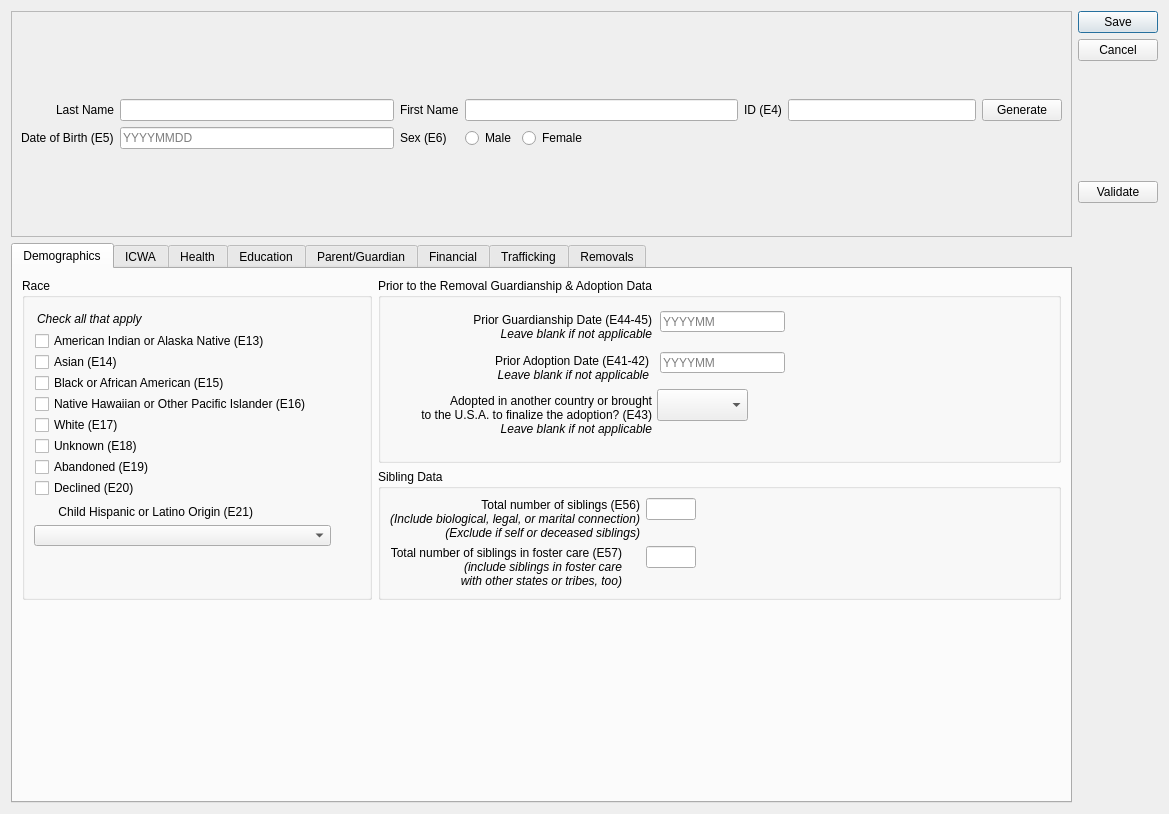
This is ui/ui_childform.ui in zstamper/AFCARS-AXE as Qt 5 draws it before an edit. The edited form follows.
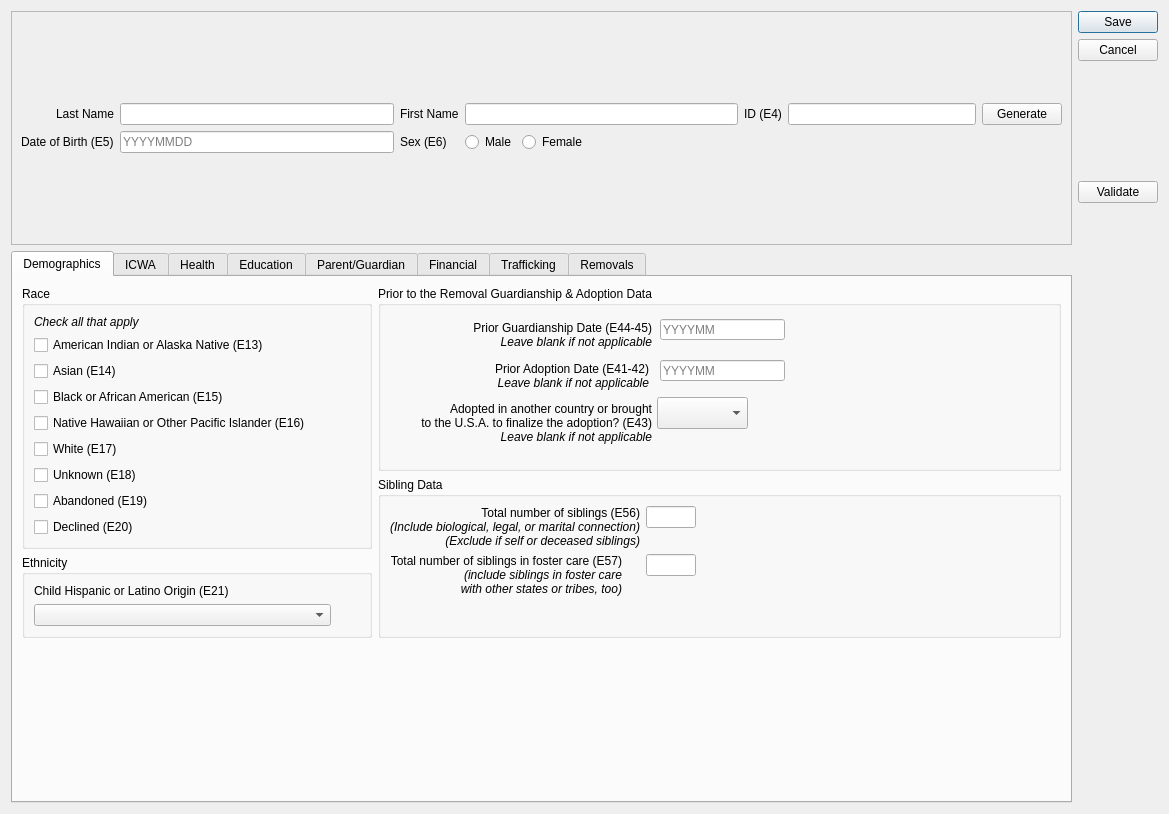
This is the edited form.

What changed in the file:
```diff
--- a/ui/ui_childform.ui
+++ b/ui/ui_childform.ui
@@ -13,7 +13,7 @@
   <property name="windowTitle">
    <string>Child name and ID goes here</string>
   </property>
-  <layout class="QHBoxLayout" name="horizontalLayout">
+  <layout class="QHBoxLayout" name="horizontalLayout_44">
    <item>
     <layout class="QVBoxLayout" name="verticalLayout_16">
      <item>
@@ -164,22 +164,9 @@
         <attribute name="title">
          <string>Demographics</string>
         </attribute>
-        <layout class="QVBoxLayout" name="verticalLayout_9">
+        <layout class="QHBoxLayout" name="horizontalLayout">
          <item>
           <layout class="QGridLayout" name="gridLayout">
-           <item row="1" column="0">
-            <spacer name="verticalSpacer_2">
-             <property name="orientation">
-              <enum>Qt::Vertical</enum>
-             </property>
-             <property name="sizeHint" stdset="0">
-              <size>
-               <width>20</width>
-               <height>40</height>
-              </size>
-             </property>
-            </spacer>
-           </item>
            <item row="0" column="0">
             <layout class="QVBoxLayout" name="verticalLayout_6">
              <item>
@@ -193,135 +180,91 @@
                <property name="title">
                 <string>Race</string>
                </property>
+               <layout class="QVBoxLayout" name="verticalLayout_9">
+                <item>
+                 <widget class="QLabel" name="label_11">
+                  <property name="text">
+                   <string>&lt;i&gt;Check all that apply&lt;/i&gt;</string>
+                  </property>
+                 </widget>
+                </item>
+                <item>
                <widget class="QCheckBox" name="e13">
-                <property name="geometry">
-                 <rect>
-                  <x>13</x>
-                  <y>53</y>
-                  <width>256</width>
-                  <height>20</height>
-                 </rect>
-                </property>
                 <property name="text">
                  <string>American Indian or Alaska Native (E13)</string>
                 </property>
                </widget>
+                </item>
+                <item>
                <widget class="QCheckBox" name="e14">
-                <property name="geometry">
-                 <rect>
-                  <x>13</x>
-                  <y>74</y>
-                  <width>93</width>
-                  <height>20</height>
-                 </rect>
-                </property>
                 <property name="text">
                  <string>Asian (E14)</string>
                 </property>
                </widget>
+                </item>
+                <item>
                <widget class="QCheckBox" name="e15">
-                <property name="geometry">
-                 <rect>
-                  <x>13</x>
-                  <y>95</y>
-                  <width>214</width>
-                  <height>20</height>
-                 </rect>
-                </property>
                 <property name="text">
                  <string>Black or African American (E15)</string>
                 </property>
                </widget>
+                </item>
+                <item>
                <widget class="QCheckBox" name="e16">
-                <property name="geometry">
-                 <rect>
-                  <x>13</x>
-                  <y>116</y>
-                  <width>302</width>
-                  <height>20</height>
-                 </rect>
-                </property>
                 <property name="text">
                  <string>Native Hawaiian or Other Pacific Islander (E16)</string>
                 </property>
                </widget>
+                </item>
+                <item>
                <widget class="QCheckBox" name="e17">
-                <property name="geometry">
-                 <rect>
-                  <x>13</x>
-                  <y>137</y>
-                  <width>94</width>
-                  <height>20</height>
-                 </rect>
-                </property>
                 <property name="text">
                  <string>White (E17)</string>
                 </property>
                </widget>
+                </item>
+                <item>
                <widget class="QCheckBox" name="e18">
-                <property name="geometry">
-                 <rect>
-                  <x>13</x>
-                  <y>158</y>
-                  <width>116</width>
-                  <height>20</height>
-                 </rect>
-                </property>
                 <property name="text">
                  <string>Unknown (E18)</string>
                 </property>
                </widget>
+                </item>
+                <item>
                <widget class="QCheckBox" name="e19">
-                <property name="geometry">
-                 <rect>
-                  <x>13</x>
-                  <y>179</y>
-                  <width>129</width>
-                  <height>20</height>
-                 </rect>
-                </property>
                 <property name="text">
                  <string>Abandoned (E19)</string>
                 </property>
                </widget>
+                </item>
+                <item>
                <widget class="QCheckBox" name="e20">
-                <property name="geometry">
-                 <rect>
-                  <x>13</x>
-                  <y>200</y>
-                  <width>114</width>
-                  <height>20</height>
-                 </rect>
-                </property>
                 <property name="text">
                  <string>Declined (E20)</string>
                 </property>
                </widget>
+                </item>
+               </layout>
+              </widget>
+             </item>
+             <item>
+              <widget class="QGroupBox" name="groupBox_4">
+               <property name="title">
+                <string>Ethnicity</string>
+               </property>
+               <layout class="QVBoxLayout" name="verticalLayout_24">
+                <item>
                <widget class="QLabel" name="e21_label">
-                <property name="geometry">
-                 <rect>
-                  <x>15</x>
-                  <y>226</y>
-                  <width>216</width>
-                  <height>16</height>
-                 </rect>
-                </property>
                 <property name="text">
                  <string>Child Hispanic or Latino Origin (E21)</string>
                 </property>
                 <property name="alignment">
-                 <set>Qt::AlignRight|Qt::AlignTrailing|Qt::AlignVCenter</set>
-                </property>
-               </widget>
+                   <set>Qt::AlignLeading|Qt::AlignLeft|Qt::AlignVCenter</set>
+                  </property>
+                 </widget>
+                </item>
+                <item>
                <widget class="QComboBox" name="e21">
-                <property name="geometry">
-                 <rect>
-                  <x>12</x>
-                  <y>247</y>
-                  <width>297</width>
-                  <height>21</height>
-                 </rect>
-                </property>
                 <property name="sizePolicy">
                  <sizepolicy hsizetype="Preferred" vsizetype="Preferred">
                   <horstretch>0</horstretch>
@@ -366,19 +309,8 @@
                  </property>
                 </item>
                </widget>
-               <widget class="QLabel" name="label_11">
-                <property name="geometry">
-                 <rect>
-                  <x>15</x>
-                  <y>33</y>
-                  <width>119</width>
-                  <height>16</height>
-                 </rect>
-                </property>
-                <property name="text">
-                 <string>&lt;i&gt;Check all that apply&lt;/i&gt;</string>
-                </property>
-               </widget>
+                </item>
+               </layout>
               </widget>
              </item>
             </layout>
@@ -430,8 +362,8 @@
                   <height>21</height>
                  </rect>
                 </property>
-                <property name="inputMask">
-                 <string>000000</string>
+                <property name="maxLength">
+                 <number>6</number>
                 </property>
                 <property name="placeholderText">
                  <string>YYYYMM</string>
@@ -463,7 +395,10 @@
                  </rect>
                 </property>
                 <property name="inputMask">
-                 <string>000000</string>
+                 <string/>
+                </property>
+                <property name="maxLength">
+                 <number>6</number>
                 </property>
                 <property name="placeholderText">
                  <string>YYYYMM</string>
@@ -576,6 +511,19 @@
              </item>
             </layout>
            </item>
+           <item row="1" column="0">
+            <spacer name="verticalSpacer_2">
+             <property name="orientation">
+              <enum>Qt::Vertical</enum>
+             </property>
+             <property name="sizeHint" stdset="0">
+              <size>
+               <width>20</width>
+               <height>40</height>
+              </size>
+             </property>
+            </spacer>
+           </item>
           </layout>
          </item>
         </layout>
@@ -591,16 +539,6 @@
             <string>Indian Child Welfare Act</string>
            </property>
            <layout class="QVBoxLayout" name="verticalLayout_22">
-            <item>
-             <widget class="QLabel" name="label_4">
-              <property name="text">
-               <string>&lt;i&gt;State skips if this is a child in the placement and care of a tribe (E104)&lt;/i&gt;</string>
-              </property>
-              <property name="alignment">
-               <set>Qt::AlignCenter</set>
-              </property>
-             </widget>
-            </item>
             <item>
              <widget class="QLabel" name="label_12">
               <property name="text">
@@ -901,7 +839,10 @@
                   <item>
                    <widget class="QLineEdit" name="e11">
                     <property name="inputMask">
-                     <string>00000000</string>
+                     <string/>
+                    </property>
+                    <property name="maxLength">
+                     <number>8</number>
                     </property>
                     <property name="placeholderText">
                      <string>YYYYMMDD</string>
@@ -1819,7 +1760,10 @@
                 <item>
                  <widget class="QLineEdit" name="e59">
                   <property name="inputMask">
-                   <string>9999</string>
+                   <string/>
+                  </property>
+                  <property name="maxLength">
+                   <number>4</number>
                   </property>
                   <property name="placeholderText">
                    <string>YYYY</string>
@@ -2071,7 +2015,10 @@
                 <item>
                  <widget class="QLineEdit" name="e60">
                   <property name="inputMask">
-                   <string>9999</string>
+                   <string/>
+                  </property>
+                  <property name="maxLength">
+                   <number>4</number>
                   </property>
                   <property name="placeholderText">
                    <string>YYYY</string>
@@ -2977,7 +2924,10 @@
            <item>
             <widget class="QLineEdit" name="e108">
              <property name="inputMask">
-              <string>99999999</string>
+              <string/>
+             </property>
+             <property name="maxLength">
+              <number>8</number>
              </property>
              <property name="placeholderText">
               <string>YYYYMMDD</string>
@@ -3106,7 +3056,10 @@
            <item>
             <widget class="QLineEdit" name="e111">
              <property name="inputMask">
-              <string>99999999</string>
+              <string/>
+             </property>
+             <property name="maxLength">
+              <number>8</number>
              </property>
              <property name="placeholderText">
               <string>YYYYMMDD</string>
```
Left out of the diff: 17 changed lines with no effect on the pictures. Lines whose indentation alone changed are shown as unchanged.
